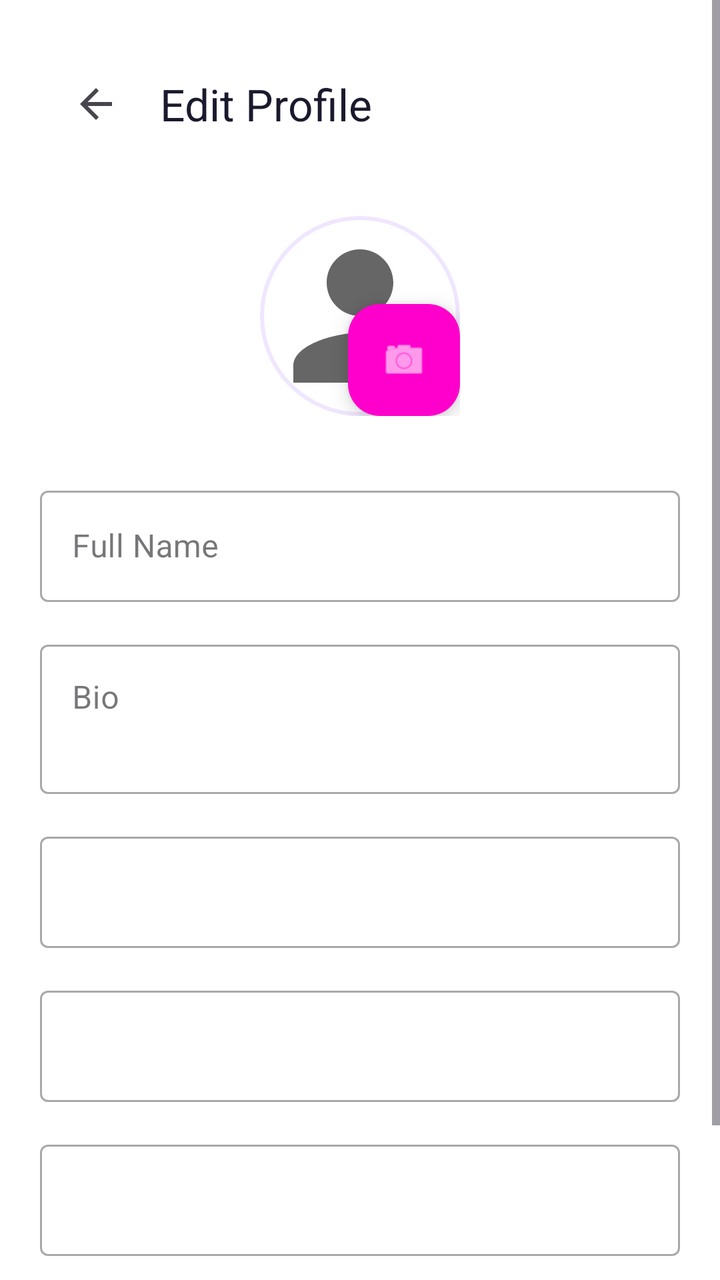
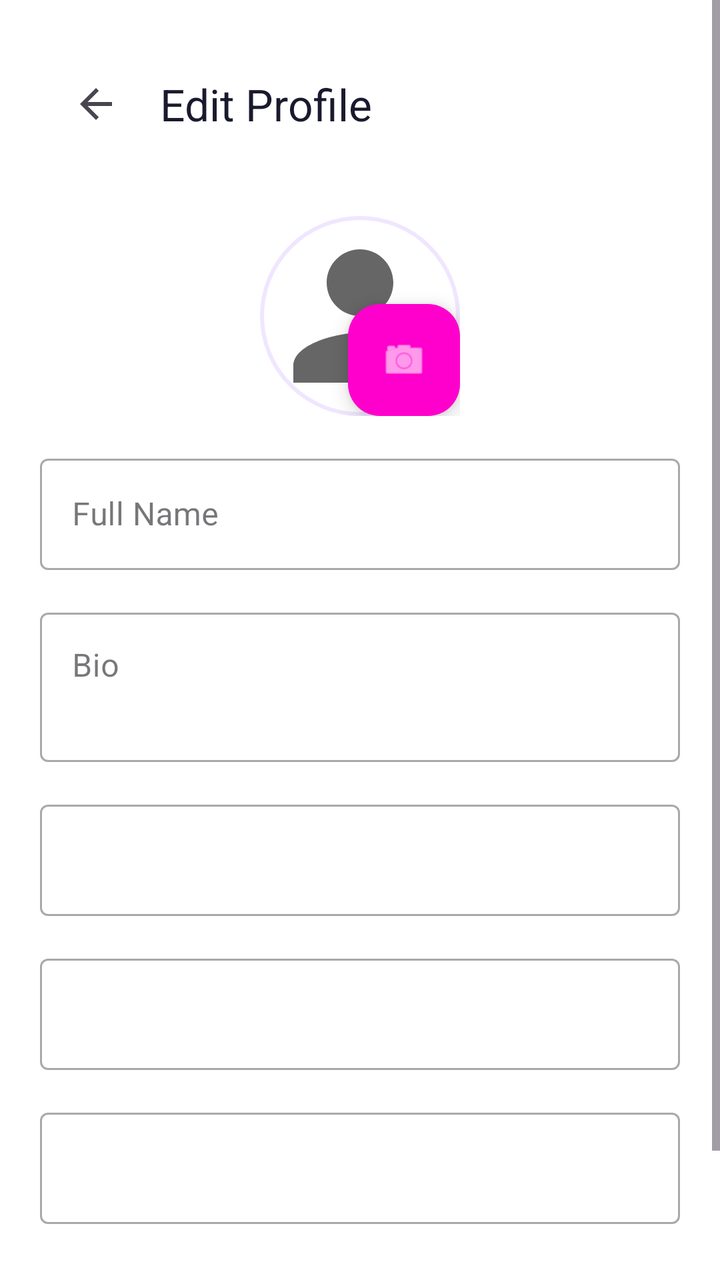

Before-and-after screenshots of an Android layout around one commit, followed by the original layout XML and the change that was made.
<!-- AndroidManifest.xml: application theme Theme.MXNexus -->
<!-- res/layout/activity_edit_profile.xml -->
<?xml version="1.0" encoding="utf-8"?>
<ScrollView xmlns:android="http://schemas.android.com/apk/res/android"
    xmlns:app="http://schemas.android.com/apk/res-auto"
    android:layout_width="match_parent"
    android:layout_height="match_parent"
    android:fitsSystemWindows="true"
    android:background="@color/background">

    <LinearLayout
        android:layout_width="match_parent"
        android:layout_height="wrap_content"
        android:orientation="vertical"
        android:padding="20dp">

        <androidx.appcompat.widget.Toolbar
            android:id="@+id/editToolbar"
            android:layout_width="match_parent"
            android:layout_height="?attr/actionBarSize"
            app:title="Edit Profile"
            app:navigationIcon="?attr/homeAsUpIndicator" />

        
        <FrameLayout
            android:layout_width="wrap_content"
            android:layout_height="wrap_content"
            android:layout_gravity="center"
            android:layout_marginTop="24dp"
            android:layout_marginBottom="32dp">

            <ImageView
                android:id="@+id/imgEditAvatar"
                android:layout_width="100dp"
                android:layout_height="100dp"
                android:src="@drawable/ic_profile"
                android:background="@drawable/circle_avatar"
                android:scaleType="centerCrop" />

            <com.google.android.material.floatingactionbutton.FloatingActionButton
                android:id="@+id/btnChangePic"
                android:layout_width="wrap_content"
                android:layout_height="wrap_content"
                android:layout_gravity="bottom|end"
                app:fabSize="mini"
                app:srcCompat="@android:drawable/ic_menu_camera"
                app:backgroundTint="@color/primary"
                app:tint="#FFFFFF"
                android:visibility="visible" />
        </FrameLayout>

        
        <com.google.android.material.textfield.TextInputLayout
            style="@style/Widget.MaterialComponents.TextInputLayout.OutlinedBox"
            android:layout_width="match_parent"
            android:layout_height="wrap_content"
            android:hint="Full Name"
            android:layout_marginBottom="16dp">
            <com.google.android.material.textfield.TextInputEditText
                android:id="@+id/etEditName"
                android:layout_width="match_parent"
                android:layout_height="wrap_content"
                android:inputType="textPersonName"
                android:textColor="@color/text_primary" />
        </com.google.android.material.textfield.TextInputLayout>

        <com.google.android.material.textfield.TextInputLayout
            style="@style/Widget.MaterialComponents.TextInputLayout.OutlinedBox"
            android:layout_width="match_parent"
            android:layout_height="wrap_content"
            android:hint="Bio"
            android:layout_marginBottom="16dp">
            <com.google.android.material.textfield.TextInputEditText
                android:id="@+id/etEditBio"
                android:layout_width="match_parent"
                android:layout_height="wrap_content"
                android:minLines="2"
                android:gravity="top"
                android:inputType="textMultiLine"
                android:textColor="@color/text_primary" />
        </com.google.android.material.textfield.TextInputLayout>

        
        <com.google.android.material.textfield.TextInputLayout
            android:id="@+id/tilDetail1"
            style="@style/Widget.MaterialComponents.TextInputLayout.OutlinedBox"
            android:layout_width="match_parent"
            android:layout_height="wrap_content"
            android:layout_marginBottom="16dp">
            <com.google.android.material.textfield.TextInputEditText
                android:id="@+id/etEditDetail1"
                android:layout_width="match_parent"
                android:layout_height="wrap_content"
                android:textColor="@color/text_primary" />
        </com.google.android.material.textfield.TextInputLayout>

        <com.google.android.material.textfield.TextInputLayout
            android:id="@+id/tilDetail2"
            style="@style/Widget.MaterialComponents.TextInputLayout.OutlinedBox"
            android:layout_width="match_parent"
            android:layout_height="wrap_content"
            android:layout_marginBottom="16dp">
            <com.google.android.material.textfield.TextInputEditText
                android:id="@+id/etEditDetail2"
                android:layout_width="match_parent"
                android:layout_height="wrap_content"
                android:textColor="@color/text_primary" />
        </com.google.android.material.textfield.TextInputLayout>

        <com.google.android.material.textfield.TextInputLayout
            android:id="@+id/tilDetail3"
            style="@style/Widget.MaterialComponents.TextInputLayout.OutlinedBox"
            android:layout_width="match_parent"
            android:layout_height="wrap_content"
            android:layout_marginBottom="24dp">
            <com.google.android.material.textfield.TextInputEditText
                android:id="@+id/etEditDetail3"
                android:layout_width="match_parent"
                android:layout_height="wrap_content"
                android:textColor="@color/text_primary" />
        </com.google.android.material.textfield.TextInputLayout>

        <com.google.android.material.button.MaterialButton
            android:id="@+id/btnSaveProfile"
            android:layout_width="match_parent"
            android:layout_height="56dp"
            android:text="Save Changes"
            app:cornerRadius="12dp"
            android:textStyle="bold" />

        <ProgressBar
            android:id="@+id/editProgressBar"
            android:layout_width="wrap_content"
            android:layout_height="wrap_content"
            android:layout_gravity="center"
            android:layout_marginTop="16dp"
            android:visibility="gone" />

    </LinearLayout>
</ScrollView>
<!-- resources referenced by this layout -->
<resources>
  <color name="background">#FFFFFF</color>
  <color name="primary">#FF00CC</color>
  <color name="text_primary">#333333</color>
  <!-- drawable circle_avatar (drawable) -->
  <?xml version="1.0" encoding="utf-8"?>
  <shape xmlns:android="http://schemas.android.com/apk/res/android"
      android:shape="oval">
      <solid android:color="#FFFFFF"/>
      <stroke android:width="2dp" android:color="#F0E6FF"/>
  </shape>
  <!-- drawable ic_profile (drawable) -->
  <vector xmlns:android="http://schemas.android.com/apk/res/android"
      android:width="24dp"
      android:height="24dp"
      android:viewportWidth="24"
      android:viewportHeight="24">
    <path
        android:pathData="M12,12c2.21,0 4,-1.79 4,-4s-1.79,-4 -4,-4 -4,1.79 -4,4 1.79,4 4,4zm0,2c-2.67,0 -8,1.34 -8,4v2h16v-2c0,-2.66 -5.33,-4 -8,-4z"
        android:fillColor="#666666"/>
  </vector>
  <style name="Theme.MXNexus" parent="Base.Theme.MXNexus" />
  <style name="Base.Theme.MXNexus" parent="Theme.Material3.Light.NoActionBar">
          <item name="colorPrimary">@color/primary</item>
          <item name="colorOnPrimary">@color/surface</item>
          <item name="colorSecondary">@color/accent</item>
          <item name="android:colorBackground">@color/background</item>
          <item name="android:fontFamily">sans-serif</item>
          <item name="android:textColorPrimary">#1A1A2E</item>
          <item name="materialButtonStyle">@style/WhiteTextButton</item>
      </style>
  <color name="surface">#FFFFFF</color>
  <color name="accent">#3333FF</color>
  <style name="WhiteTextButton" parent="Widget.MaterialComponents.Button">
          <item name="android:textColor">#FFFFFF</item>
      </style>
</resources>

<!-- the commit's change to res/layout/activity_edit_profile.xml (unified diff, before → after) -->
@@ -20,32 +20,51 @@
             app:navigationIcon="?attr/homeAsUpIndicator" />
 
         
-        <FrameLayout
+        <LinearLayout
             android:layout_width="wrap_content"
             android:layout_height="wrap_content"
             android:layout_gravity="center"
             android:layout_marginTop="24dp"
-            android:layout_marginBottom="32dp">
+            android:layout_marginBottom="16dp"
+            android:orientation="vertical"
+            android:gravity="center">
 
-            <ImageView
-                android:id="@+id/imgEditAvatar"
-                android:layout_width="100dp"
-                android:layout_height="100dp"
-                android:src="@drawable/ic_profile"
-                android:background="@drawable/circle_avatar"
-                android:scaleType="centerCrop" />
+            <FrameLayout
+                android:layout_width="wrap_content"
+                android:layout_height="wrap_content">
 
-            <com.google.android.material.floatingactionbutton.FloatingActionButton
-                android:id="@+id/btnChangePic"
+                <ImageView
+                    android:id="@+id/imgEditAvatar"
+                    android:layout_width="100dp"
+                    android:layout_height="100dp"
+                    android:src="@drawable/ic_profile"
+                    android:background="@drawable/circle_avatar"
+                    android:scaleType="centerCrop" />
+
+                <com.google.android.material.floatingactionbutton.FloatingActionButton
+                    android:id="@+id/btnChangePic"
+                    android:layout_width="wrap_content"
+                    android:layout_height="wrap_content"
+                    android:layout_gravity="bottom|end"
+                    app:fabSize="mini"
+                    app:srcCompat="@android:drawable/ic_menu_camera"
+                    app:backgroundTint="@color/primary"
+                    app:tint="#FFFFFF"
+                    android:visibility="visible" />
+            </FrameLayout>
+
+            <com.google.android.material.button.MaterialButton
+                android:id="@+id/btnRemoveProfilePic"
+                style="@style/Widget.MaterialComponents.Button.TextButton"
                 android:layout_width="wrap_content"
                 android:layout_height="wrap_content"
-                android:layout_gravity="bottom|end"
-                app:fabSize="mini"
-                app:srcCompat="@android:drawable/ic_menu_camera"
-                app:backgroundTint="@color/primary"
-                app:tint="#FFFFFF"
-                android:visibility="visible" />
-        </FrameLayout>
+                android:layout_marginTop="8dp"
+                android:text="Remove Photo"
+                android:textColor="@color/danger_red"
+                android:textSize="12sp"
+                android:visibility="gone" />
+
+        </LinearLayout>
 
         
         <com.google.android.material.textfield.TextInputLayout
<!-- resource entries referenced after the edit -->
@@ -1,6 +1,7 @@
 <!-- resources referenced by this layout -->
 <resources>
   <color name="background">#FFFFFF</color>
+  <color name="danger_red">#E53935</color>
   <color name="primary">#FF00CC</color>
   <color name="text_primary">#333333</color>
   <!-- drawable circle_avatar (drawable) -->
